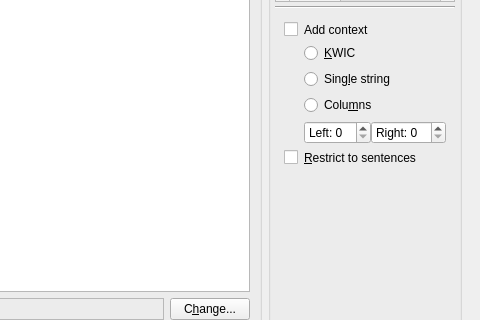
Qt form coquery/gui/ui/coquery.ui (gkunter/coquery) before a commit; both pictures show x 637 to 1117 and y 256 to 576 of the 1117 by 862 pixel window.
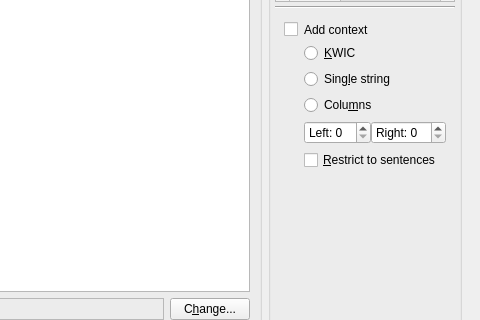
The same form after that commit. The open tabs and pages were chosen to show the change. Icons and pictures are not drawn. Custom widgets are drawn as their Qt base class.

Patch:
```diff
--- a/coquery/gui/ui/coquery.ui
+++ b/coquery/gui/ui/coquery.ui
@@ -548,19 +548,9 @@
                     </widget>
                    </item>
                    <item row="2" column="1">
-                    <widget class="QLabel" name="label_4">
-                     <property name="text">
-                      <string>&amp;Restrict to sentences</string>
-                     </property>
-                     <property name="buddy">
-                      <cstring>check_restrict</cstring>
-                     </property>
-                    </widget>
-                   </item>
-                   <item row="2" column="0">
                     <widget class="QCheckBox" name="check_restrict">
                      <property name="text">
-                      <string/>
+                      <string>&amp;Restrict to sentences</string>
                      </property>
                     </widget>
                    </item>
```
